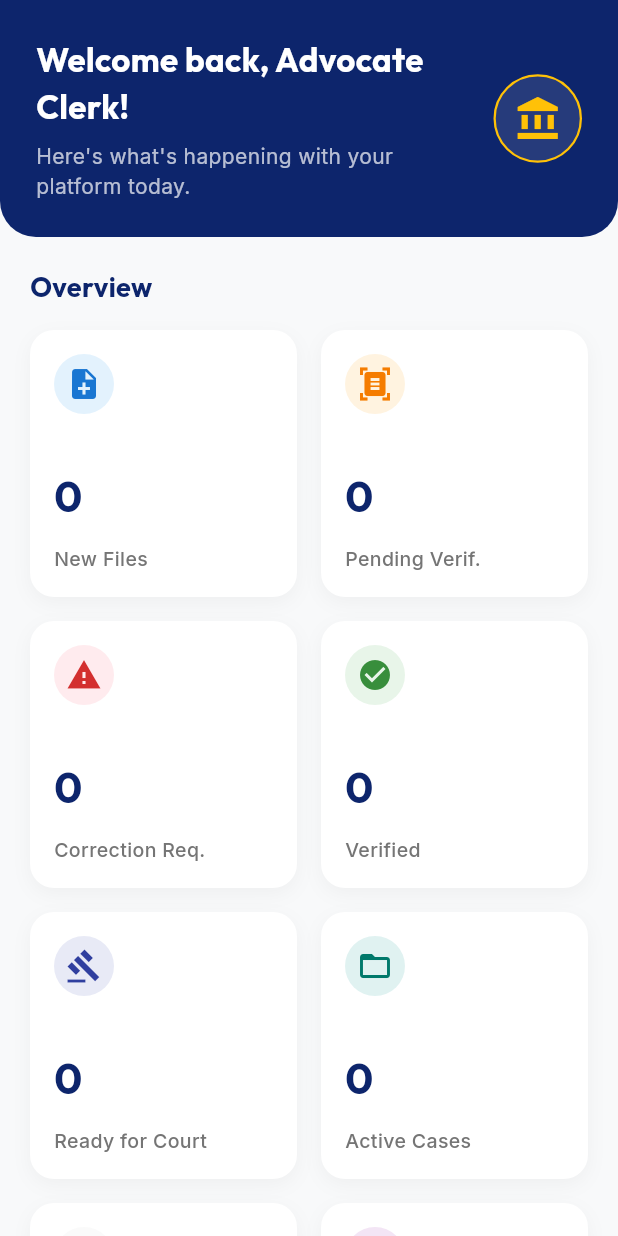
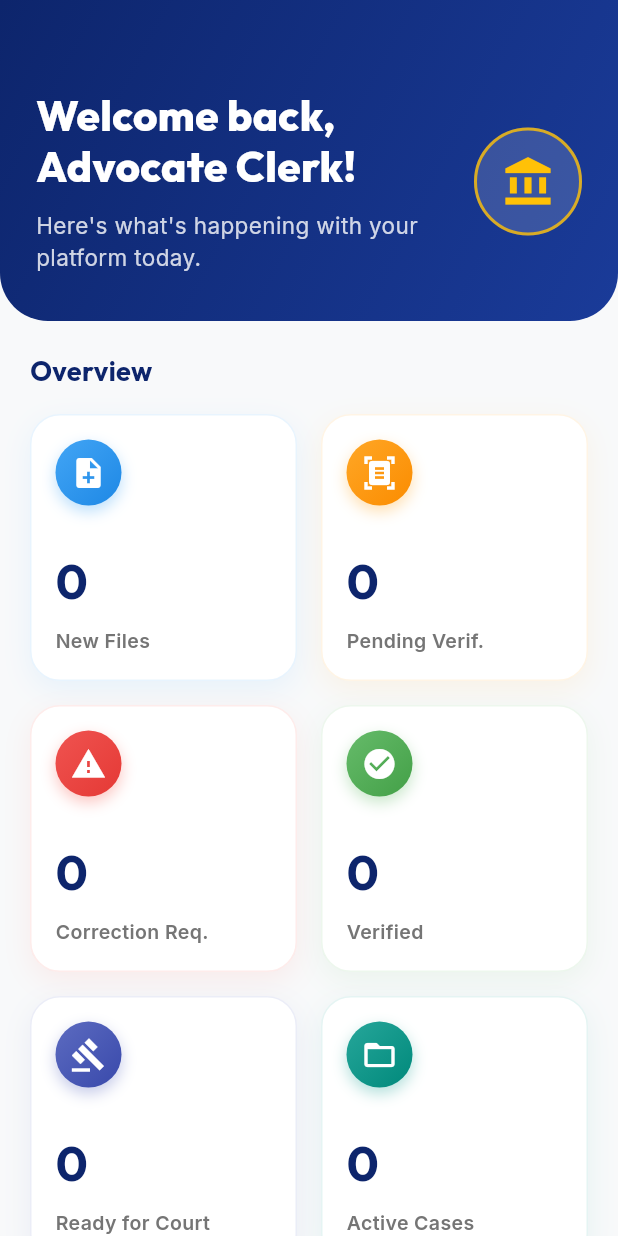
Before and after one commit to athulyaanil3/JUSTICECONNECT, a Flutter app: the AdvocateClerkHomeTab widget shown alone on an empty page, opened directly, on a phone screen of 412 x 824 dp. Run offline on Flutter 3.47's test engine with Material 3 defaults, Android fonts, the phone set to English and light mode, and no system bars; our stand-ins replace file_picker, google_fonts, image_picker, open_filex, share_plus, shared_preferences and 1 more; missing offline and left inert: cryptography, encrypt; accounts and stored records are empty.

Commit message:
feat(clerk): update advocate clerk home tab daily logs and overview

```diff
--- a/lib/views/dashboard/advocate_clerk_tabs/advocate_clerk_home_tab.dart
+++ b/lib/views/dashboard/advocate_clerk_tabs/advocate_clerk_home_tab.dart
@@ -97,12 +97,16 @@ class AdvocateClerkHomeTab extends StatelessWidget {
   Widget _buildDashboardHeader(BuildContext context, String role) {
     return Container(
       width: double.infinity,
-      padding: const EdgeInsets.all(24),
+      padding: const EdgeInsets.only(top: 60, left: 24, right: 24, bottom: 32),
       decoration: const BoxDecoration(
-        color: Color(0xFF0D256C), // Deep blue matching the screenshot
+        gradient: LinearGradient(
+          begin: Alignment.topLeft,
+          end: Alignment.bottomRight,
+          colors: [Color(0xFF0D256C), Color(0xFF1A3B99)],
+        ),
         borderRadius: BorderRadius.only(
-          bottomLeft: Radius.circular(24),
-          bottomRight: Radius.circular(24),
+          bottomLeft: Radius.circular(32),
+          bottomRight: Radius.circular(32),
         ),
       ),
       child: Row(
@@ -113,25 +117,30 @@ class AdvocateClerkHomeTab extends StatelessWidget {
               crossAxisAlignment: CrossAxisAlignment.start,
               children: [
                 Text(
-                  'Welcome back, $role!',
-                  style: GoogleFonts.outfit(fontSize: 22, fontWeight: FontWeight.bold, color: Colors.white),
+                  'Welcome back,\n$role!',
+                  style: GoogleFonts.outfit(
+                    fontSize: 28,
+                    fontWeight: FontWeight.w800,
+                    color: Colors.white,
+                    height: 1.2,
+                  ),
                 ),
-                const SizedBox(height: 8),
+                const SizedBox(height: 12),
                 Text(
-                  'Here\'s what\'s happening with your\nplatform today.',
-                  style: GoogleFonts.inter(fontSize: 14, color: Colors.white70),
+                  'Here\'s what\'s happening with your platform today.',
+                  style: GoogleFonts.inter(fontSize: 15, color: Colors.white.withOpacity(0.8)),
                 ),
               ],
             ),
           ),
           Container(
-            padding: const EdgeInsets.all(12),
+            padding: const EdgeInsets.all(16),
             decoration: BoxDecoration(
-              color: Colors.white.withOpacity(0.1),
+              color: Colors.white.withOpacity(0.15),
               shape: BoxShape.circle,
-              border: Border.all(color: Colors.amber, width: 1.5),
+              border: Border.all(color: Colors.amber.withOpacity(0.8), width: 2),
             ),
-            child: const Icon(Icons.account_balance, color: Colors.amber, size: 32),
+            child: const Icon(Icons.account_balance, color: Colors.amber, size: 36),
           )
         ],
       ),
@@ -142,36 +151,53 @@ class AdvocateClerkHomeTab extends StatelessWidget {
     return Container(
       decoration: BoxDecoration(
         color: Colors.white,
-        borderRadius: BorderRadius.circular(16),
+        borderRadius: BorderRadius.circular(20),
         boxShadow: [
           BoxShadow(
-            color: Colors.black.withOpacity(0.04),
-            blurRadius: 10,
-            offset: const Offset(0, 4),
+            color: color.withOpacity(0.08),
+            blurRadius: 16,
+            offset: const Offset(0, 6),
           ),
         ],
+        border: Border.all(color: color.withOpacity(0.1), width: 1),
       ),
       padding: const EdgeInsets.all(16),
       child: Column(
         crossAxisAlignment: CrossAxisAlignment.start,
         mainAxisAlignment: MainAxisAlignment.spaceBetween,
         children: [
-          Container(
-            padding: const EdgeInsets.all(8),
-            decoration: BoxDecoration(
-              color: color.shade50,
-              shape: BoxShape.circle,
-            ),
-            child: Icon(icon, color: color.shade700, size: 24),
+          Row(
+            mainAxisAlignment: MainAxisAlignment.spaceBetween,
+            children: [
+              Container(
+                padding: const EdgeInsets.all(10),
+                decoration: BoxDecoration(
+                  gradient: LinearGradient(
+                    colors: [color.shade400, color.shade600],
+                    begin: Alignment.topLeft,
+                    end: Alignment.bottomRight,
+                  ),
+                  shape: BoxShape.circle,
+                  boxShadow: [
+                    BoxShadow(
+                      color: color.withOpacity(0.3),
+                      blurRadius: 8,
+                      offset: const Offset(0, 4),
+                    ),
+                  ],
+                ),
+                child: Icon(icon, color: Colors.white, size: 24),
+              ),
+            ],
           ),
           const SizedBox(height: 12),
           Text(
             value,
-            style: GoogleFonts.outfit(fontSize: 28, fontWeight: FontWeight.bold, color: const Color(0xFF0D256C)),
+            style: GoogleFonts.outfit(fontSize: 32, fontWeight: FontWeight.bold, color: const Color(0xFF0D256C)),
           ),
           Text(
             title,
-            style: GoogleFonts.inter(fontSize: 13, color: Colors.grey[600], fontWeight: FontWeight.w500),
+            style: GoogleFonts.inter(fontSize: 13, color: Colors.grey[600], fontWeight: FontWeight.w600),
           ),
         ],
       ),
```
